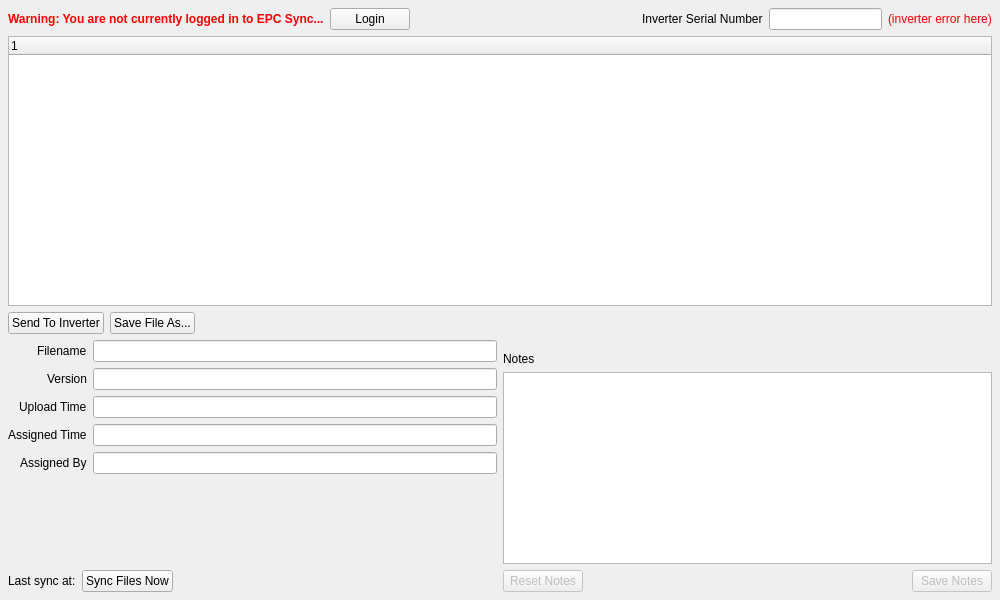
This is epyqlib/tabs/files/filesview.ui in epcpower/stlib as Qt 5 draws it before an edit. The edited form follows.
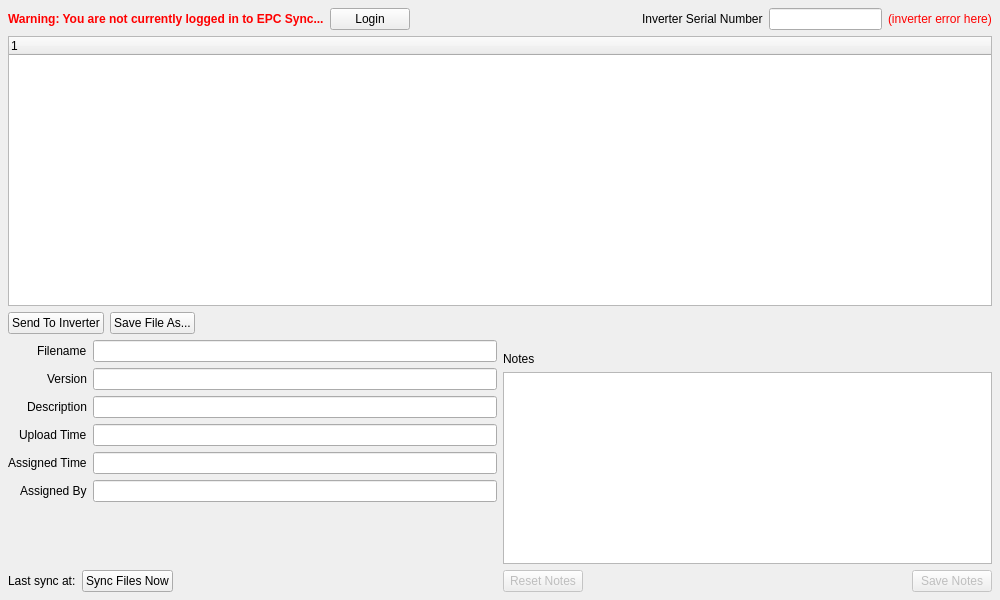
This is the edited form.

Commit message: Add description text field. Don't subscribe to file events if inverter serial is invalid.

Diff of the .ui file:
```diff
--- a/epyqlib/tabs/files/filesview.ui
+++ b/epyqlib/tabs/files/filesview.ui
@@ -248,14 +248,14 @@
              </property>
             </widget>
            </item>
-           <item row="2" column="0">
+           <item row="3" column="0">
             <widget class="QLabel" name="label_2">
              <property name="text">
               <string>Upload Time</string>
              </property>
             </widget>
            </item>
-           <item row="2" column="1">
+           <item row="3" column="1">
             <widget class="QLineEdit" name="upload_time">
              <property name="enabled">
               <bool>true</bool>
@@ -274,14 +274,14 @@
              </property>
             </widget>
            </item>
-           <item row="3" column="0">
+           <item row="4" column="0">
             <widget class="QLabel" name="label_3">
              <property name="text">
               <string>Assigned Time</string>
              </property>
             </widget>
            </item>
-           <item row="3" column="1">
+           <item row="4" column="1">
             <widget class="QLineEdit" name="assigned_time">
              <property name="enabled">
               <bool>true</bool>
@@ -300,33 +300,33 @@
              </property>
             </widget>
            </item>
-           <item row="4" column="0">
+           <item row="5" column="0">
             <widget class="QLabel" name="label_4">
              <property name="text">
               <string>Assigned By</string>
              </property>
             </widget>
            </item>
-           <item row="4" column="1">
-            <widget class="QLineEdit" name="assigned_by">
-             <property name="enabled">
-              <bool>true</bool>
-             </property>
-             <property name="sizePolicy">
-              <sizepolicy hsizetype="Expanding" vsizetype="Fixed">
-               <horstretch>1</horstretch>
-               <verstretch>0</verstretch>
-              </sizepolicy>
-             </property>
-             <property name="cursor">
-              <cursorShape>ArrowCursor</cursorShape>
-             </property>
-             <property name="readOnly">
-              <bool>true</bool>
-             </property>
-            </widget>
-           </item>
            <item row="5" column="1">
+            <widget class="QLineEdit" name="assigned_by">
+             <property name="enabled">
+              <bool>true</bool>
+             </property>
+             <property name="sizePolicy">
+              <sizepolicy hsizetype="Expanding" vsizetype="Fixed">
+               <horstretch>1</horstretch>
+               <verstretch>0</verstretch>
+              </sizepolicy>
+             </property>
+             <property name="cursor">
+              <cursorShape>ArrowCursor</cursorShape>
+             </property>
+             <property name="readOnly">
+              <bool>true</bool>
+             </property>
+            </widget>
+           </item>
+           <item row="6" column="1">
             <spacer name="verticalSpacer">
              <property name="orientation">
               <enum>Qt::Vertical</enum>
@@ -339,6 +339,20 @@
              </property>
             </spacer>
            </item>
+           <item row="2" column="0">
+            <widget class="QLabel" name="label_5">
+             <property name="text">
+              <string>Description</string>
+             </property>
+            </widget>
+           </item>
+           <item row="2" column="1">
+            <widget class="QLineEdit" name="description">
+             <property name="readOnly">
+              <bool>true</bool>
+             </property>
+            </widget>
+           </item>
           </layout>
          </item>
          <item>
```
The commit also changes 3 other files.
